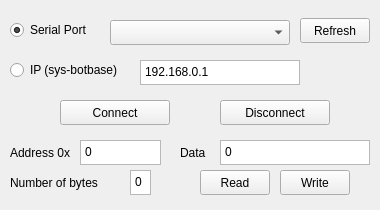
The window that UI/mainwindow.ui (wwwwwwzx/NXController) describes before a commit, drawn with Qt 5.
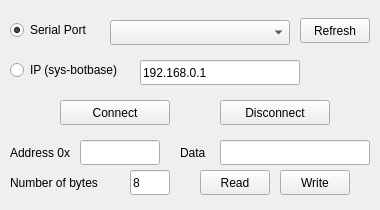
The same window after the commit.

Commit message: qPlaintextedit to qLineedit

```diff
--- a/UI/mainwindow.ui
+++ b/UI/mainwindow.ui
@@ -128,94 +128,6 @@
      <string>IP (sys-botbase)</string>
     </property>
    </widget>
-   <widget class="QPlainTextEdit" name="ipaddress">
-    <property name="geometry">
-     <rect>
-      <x>140</x>
-      <y>60</y>
-      <width>160</width>
-      <height>25</height>
-     </rect>
-    </property>
-    <property name="verticalScrollBarPolicy">
-     <enum>Qt::ScrollBarAlwaysOff</enum>
-    </property>
-    <property name="horizontalScrollBarPolicy">
-     <enum>Qt::ScrollBarAlwaysOff</enum>
-    </property>
-    <property name="lineWrapMode">
-     <enum>QPlainTextEdit::NoWrap</enum>
-    </property>
-    <property name="plainText">
-     <string notr="true">192.168.0.1</string>
-    </property>
-   </widget>
-   <widget class="QPlainTextEdit" name="ramaddress">
-    <property name="geometry">
-     <rect>
-      <x>80</x>
-      <y>140</y>
-      <width>81</width>
-      <height>25</height>
-     </rect>
-    </property>
-    <property name="verticalScrollBarPolicy">
-     <enum>Qt::ScrollBarAlwaysOff</enum>
-    </property>
-    <property name="horizontalScrollBarPolicy">
-     <enum>Qt::ScrollBarAlwaysOff</enum>
-    </property>
-    <property name="lineWrapMode">
-     <enum>QPlainTextEdit::NoWrap</enum>
-    </property>
-    <property name="plainText">
-     <string notr="true">0</string>
-    </property>
-   </widget>
-   <widget class="QPlainTextEdit" name="datasize">
-    <property name="geometry">
-     <rect>
-      <x>130</x>
-      <y>170</y>
-      <width>21</width>
-      <height>25</height>
-     </rect>
-    </property>
-    <property name="verticalScrollBarPolicy">
-     <enum>Qt::ScrollBarAlwaysOff</enum>
-    </property>
-    <property name="horizontalScrollBarPolicy">
-     <enum>Qt::ScrollBarAlwaysOff</enum>
-    </property>
-    <property name="lineWrapMode">
-     <enum>QPlainTextEdit::NoWrap</enum>
-    </property>
-    <property name="plainText">
-     <string notr="true">0</string>
-    </property>
-   </widget>
-   <widget class="QPlainTextEdit" name="data">
-    <property name="geometry">
-     <rect>
-      <x>220</x>
-      <y>140</y>
-      <width>150</width>
-      <height>25</height>
-     </rect>
-    </property>
-    <property name="verticalScrollBarPolicy">
-     <enum>Qt::ScrollBarAlwaysOff</enum>
-    </property>
-    <property name="horizontalScrollBarPolicy">
-     <enum>Qt::ScrollBarAlwaysOff</enum>
-    </property>
-    <property name="lineWrapMode">
-     <enum>QPlainTextEdit::NoWrap</enum>
-    </property>
-    <property name="plainText">
-     <string notr="true">0</string>
-    </property>
-   </widget>
    <widget class="QLabel" name="L_Address">
     <property name="geometry">
      <rect>
@@ -287,6 +199,67 @@
      <string>Write</string>
     </property>
    </widget>
+   <widget class="QLineEdit" name="ipaddress">
+    <property name="geometry">
+     <rect>
+      <x>140</x>
+      <y>60</y>
+      <width>160</width>
+      <height>25</height>
+     </rect>
+    </property>
+    <property name="focusPolicy">
+     <enum>Qt::ClickFocus</enum>
+    </property>
+    <property name="text">
+     <string>192.168.0.1</string>
+    </property>
+   </widget>
+   <widget class="QLineEdit" name="ramaddress">
+    <property name="geometry">
+     <rect>
+      <x>80</x>
+      <y>140</y>
+      <width>80</width>
+      <height>25</height>
+     </rect>
+    </property>
+    <property name="focusPolicy">
+     <enum>Qt::ClickFocus</enum>
+    </property>
+    <property name="inputMask">
+     <string/>
+    </property>
+   </widget>
+   <widget class="QLineEdit" name="data">
+    <property name="geometry">
+     <rect>
+      <x>220</x>
+      <y>140</y>
+      <width>150</width>
+      <height>25</height>
+     </rect>
+    </property>
+    <property name="focusPolicy">
+     <enum>Qt::ClickFocus</enum>
+    </property>
+   </widget>
+   <widget class="QLineEdit" name="datasize">
+    <property name="geometry">
+     <rect>
+      <x>130</x>
+      <y>170</y>
+      <width>40</width>
+      <height>25</height>
+     </rect>
+    </property>
+    <property name="focusPolicy">
+     <enum>Qt::ClickFocus</enum>
+    </property>
+    <property name="text">
+     <string>8</string>
+    </property>
+   </widget>
   </widget>
  </widget>
  <resources/>
```
The commit also changes 1 other file.
